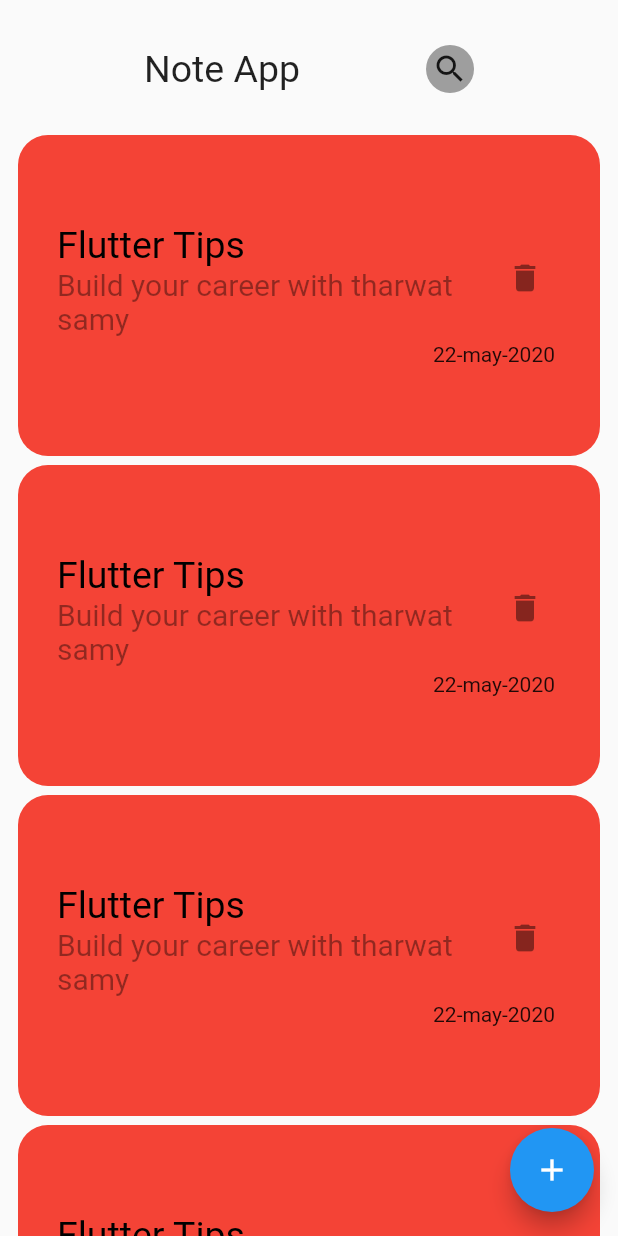
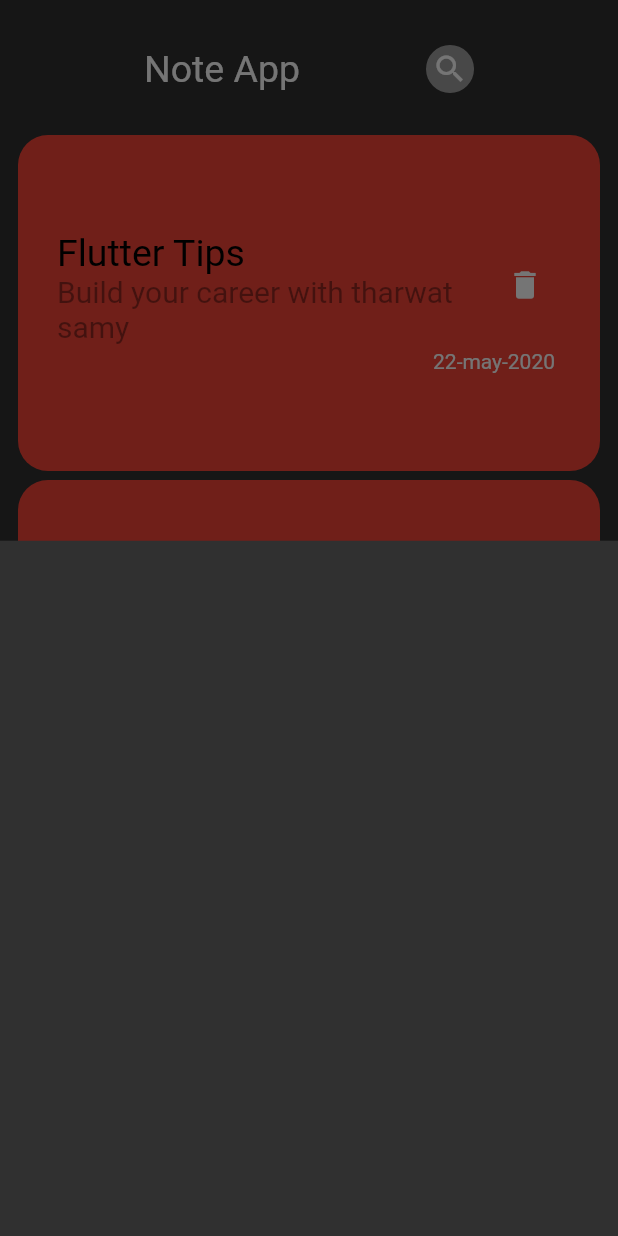
Before and after one commit to AbdelrahmanZeid/NotesApp, a Flutter app: the screen it shows after launch, after a tap on the "add" icon, on a phone screen of 412 x 824 dp. Run offline on Flutter 3.47's test engine with Material 2 defaults, Android fonts, the phone set to English and light mode, and no system bars.

Commit message:
add bottom model sheet

```diff
--- a/lib/main.dart
+++ b/lib/main.dart
@@ -15,7 +15,7 @@ class NoteApp extends StatelessWidget {
     return MaterialApp(
       debugShowCheckedModeBanner: false,
       home: NotesView(),
-      theme: ThemeData.light(),
+      theme: ThemeData.dark(),
     );
   }
 }
--- a/lib/view/notes_view.dart
+++ b/lib/view/notes_view.dart
@@ -1,5 +1,6 @@
 import 'package:flutter/material.dart';
 
+import 'wigdets/add_note_bottom_sheet.dart';
 import 'wigdets/notes_view_body.dart';
 
 class NotesView extends StatelessWidget {
@@ -10,7 +11,14 @@ class NotesView extends StatelessWidget {
     return Scaffold(
       body: SafeArea(child: NotesViewBody()),
       floatingActionButton: FloatingActionButton(
-        onPressed: () {},
+        onPressed: () {
+          showModalBottomSheet(
+            context: context,
+            builder: (context) {
+              return AddNoteBottomSheet();
+            },
+          );
+        },
         child: Icon(Icons.add),
       ),
     );
--- /dev/null
+++ b/lib/view/wigdets/add_note_bottom_sheet.dart
@@ -0,0 +1,10 @@
+import 'package:flutter/material.dart';
+
+class AddNoteBottomSheet extends StatelessWidget {
+  const AddNoteBottomSheet({super.key});
+
+  @override
+  Widget build(BuildContext context) {
+    return Container() ;
+  }
+}
--- a/lib/view/wigdets/custom_note_item.dart
+++ b/lib/view/wigdets/custom_note_item.dart
@@ -6,7 +6,7 @@ class CustomNoteItem extends StatelessWidget {
   @override
   Widget build(BuildContext context) {
     return Container(
-      padding: EdgeInsets.only(left: 10,right: 10,top: 55,bottom: 60),
+      padding: EdgeInsets.only(left: 10,right: 10,top: 60,bottom: 65),
       decoration: BoxDecoration(
         color: Colors.red,
         borderRadius: BorderRadius.circular(20),
```
Also changed, not shown: lib/view/wigdets/notes_view_body.dart (+6 -3 lines).
